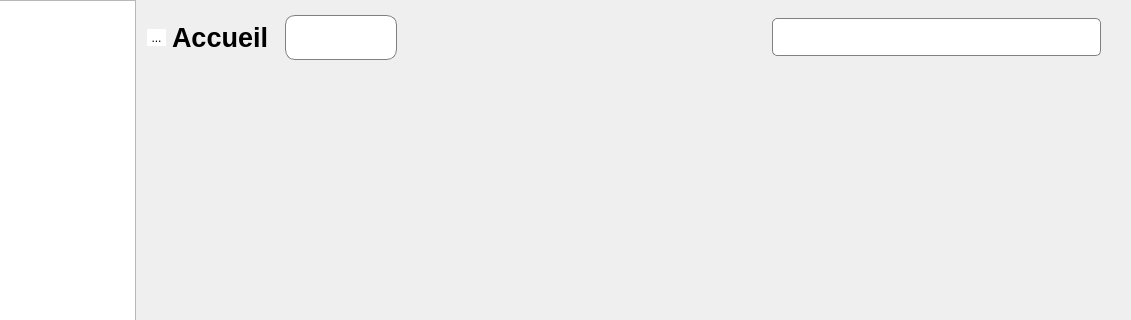
Before: the Qt Designer form mainwindow.ui in ArtAuc/mkrescue, drawn with Qt 5; both pictures show x 120 to 1251 and y 0 to 320 of the 1251 by 739 pixel window.
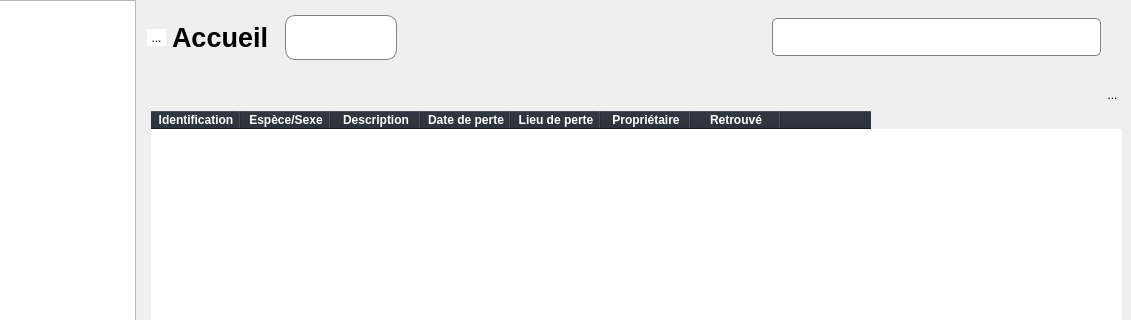
After: the same form once the commit is applied. The open tabs and pages were chosen to show the change. Icons and pictures are not drawn. Custom widgets are drawn as their Qt base class.

Commit message: Display table for lost animals registry

Diff of the .ui file:
```diff
--- a/mainwindow.ui
+++ b/mainwindow.ui
@@ -1640,7 +1640,137 @@
           </item>
          </layout>
         </widget>
-        <widget class="QWidget" name="lostPage"/>
+        <widget class="Registry" name="lostPage">
+         <layout class="QVBoxLayout" name="verticalLayout_12">
+          <item>
+           <layout class="QHBoxLayout" name="horizontalLayout_5">
+            <property name="spacing">
+             <number>0</number>
+            </property>
+            <item>
+             <spacer name="horizontalSpacer_5">
+              <property name="orientation">
+               <enum>Qt::Horizontal</enum>
+              </property>
+              <property name="sizeType">
+               <enum>QSizePolicy::Expanding</enum>
+              </property>
+              <property name="sizeHint" stdset="0">
+               <size>
+                <width>40</width>
+                <height>20</height>
+               </size>
+              </property>
+             </spacer>
+            </item>
+            <item>
+             <widget class="QToolButton" name="lostAddButton">
+              <property name="text">
+               <string>...</string>
+              </property>
+             </widget>
+            </item>
+           </layout>
+          </item>
+          <item>
+           <widget class="QTableWidget" name="lostTable">
+            <property name="sizePolicy">
+             <sizepolicy hsizetype="Expanding" vsizetype="Expanding">
+              <horstretch>0</horstretch>
+              <verstretch>0</verstretch>
+             </sizepolicy>
+            </property>
+            <property name="styleSheet">
+             <string notr="true"/>
+            </property>
+            <property name="frameShape">
+             <enum>QFrame::NoFrame</enum>
+            </property>
+            <property name="frameShadow">
+             <enum>QFrame::Sunken</enum>
+            </property>
+            <property name="lineWidth">
+             <number>0</number>
+            </property>
+            <property name="verticalScrollBarPolicy">
+             <enum>Qt::ScrollBarAsNeeded</enum>
+            </property>
+            <property name="horizontalScrollBarPolicy">
+             <enum>Qt::ScrollBarAsNeeded</enum>
+            </property>
+            <property name="editTriggers">
+             <set>QAbstractItemView::NoEditTriggers</set>
+            </property>
+            <property name="alternatingRowColors">
+             <bool>false</bool>
+            </property>
+            <property name="selectionMode">
+             <enum>QAbstractItemView::SingleSelection</enum>
+            </property>
+            <property name="selectionBehavior">
+             <enum>QAbstractItemView::SelectRows</enum>
+            </property>
+            <property name="verticalScrollMode">
+             <enum>QAbstractItemView::ScrollPerPixel</enum>
+            </property>
+            <attribute name="horizontalHeaderMinimumSectionSize">
+             <number>0</number>
+            </attribute>
+            <attribute name="horizontalHeaderDefaultSectionSize">
+             <number>90</number>
+            </attribute>
+            <attribute name="verticalHeaderVisible">
+             <bool>false</bool>
+            </attribute>
+            <column>
+             <property name="text">
+              <string>Identification</string>
+             </property>
+            </column>
+            <column>
+             <property name="text">
+              <string>Espèce/Sexe</string>
+             </property>
+             <property name="font">
+              <font>
+               <bold>false</bold>
+              </font>
+             </property>
+            </column>
+            <column>
+             <property name="text">
+              <string>Description</string>
+             </property>
+            </column>
+            <column>
+             <property name="text">
+              <string>Date de perte</string>
+             </property>
+            </column>
+            <column>
+             <property name="text">
+              <string>Lieu de perte</string>
+             </property>
+            </column>
+            <column>
+             <property name="text">
+              <string>Propriétaire</string>
+             </property>
+            </column>
+            <column>
+             <property name="text">
+              <string>Retrouvé</string>
+             </property>
+            </column>
+            <column>
+             <property name="text">
+              <string/>
+             </property>
+            </column>
+           </widget>
+          </item>
+         </layout>
+        </widget>
         <widget class="QWidget" name="adoptionDemandPage"/>
         <widget class="Registry" name="membersPage">
          <layout class="QVBoxLayout" name="verticalLayout_8">
```
Left out of the diff: 5 changed lines with no effect on the pictures. The commit also changes 8 other files.
